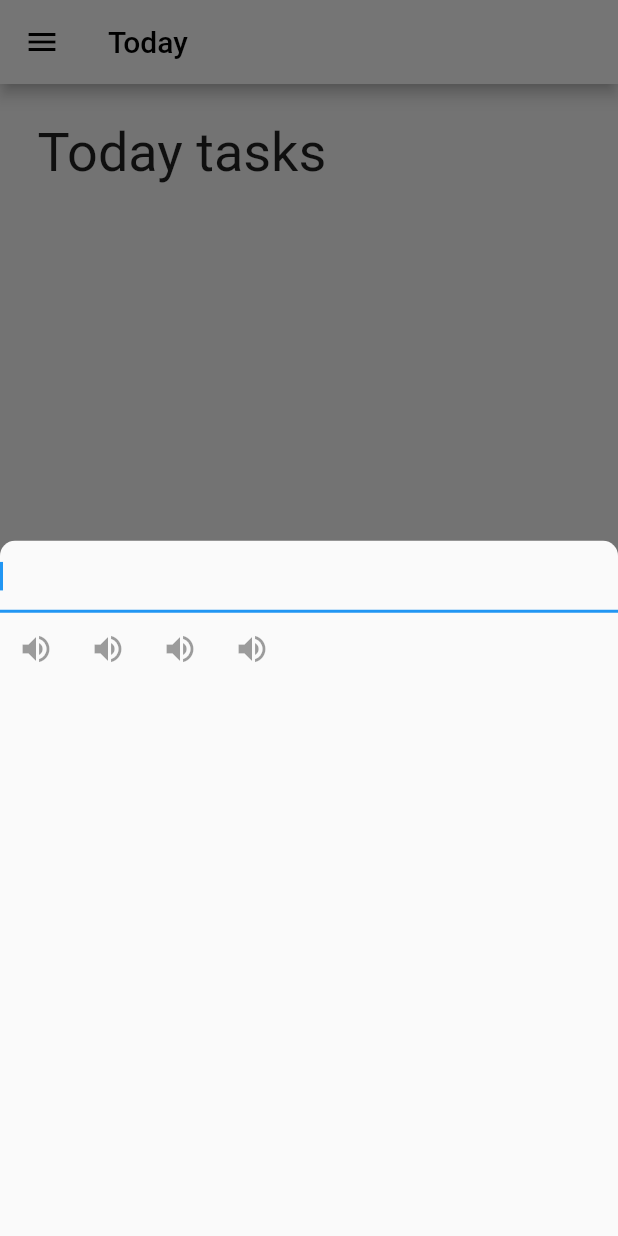
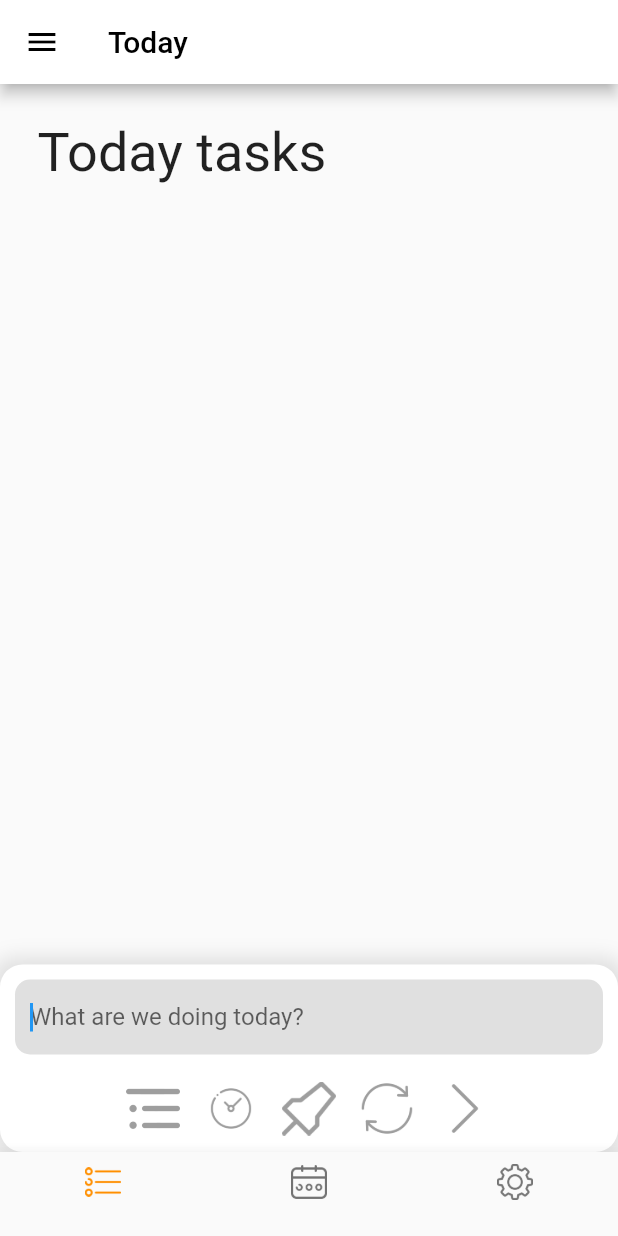
Before and after one commit to Dzhunko/prideapp, a Flutter app: the screen it shows after launch, after a tap on the "add" icon, on a phone screen of 412 x 824 dp. Run offline on Flutter 3.47's test engine with Material 2 defaults, Android fonts, the light colour scheme and no system bars; our stand-ins replace sqflite, table_calendar; missing offline and left inert: date_utils; accounts and stored records are empty.

Commit message:
Added bottomSheet
sd;ack[pksc

```diff
--- a/lib/pages/today.dart
+++ b/lib/pages/today.dart
@@ -1,5 +1,24 @@
 import 'package:flutter/material.dart';
 import 'package:prideapp/ui/todo_screen.dart';
+
+class DecoratedTextField extends StatelessWidget {
+  @override
+  Widget build(BuildContext context) {
+    return Container(
+        height: 50,
+        alignment: Alignment.center,
+        padding: const EdgeInsets.symmetric(horizontal: 10, vertical: 10),
+        margin: const EdgeInsets.symmetric(horizontal: 10, vertical: 10),
+        decoration: BoxDecoration(
+            color: Colors.grey[300], borderRadius: BorderRadius.circular(10)),
+        child: TextField(
+          autofocus: true,
+          decoration: InputDecoration.collapsed(
+            hintText: 'What are we doing today?',
+          ),
+        ));
+  }
+}
 
 
 class ToDayPage extends StatefulWidget {
@@ -25,41 +44,65 @@ class ToDayPageState extends State<ToDayPage>{
               );
             }
 
+
+
             void _showFormDialog() {
-              showModalBottomSheet(
-                shape: RoundedRectangleBorder(borderRadius: BorderRadius.vertical(top: Radius.circular(10.0))),
+              showBottomSheet(
                 context: context,
                 builder: (context) {
                 return Container(
+                  height: 250,
                   child: new Column(
+                    mainAxisSize: MainAxisSize.max,
+                    mainAxisAlignment: MainAxisAlignment.end,
                     children: <Widget>[
-                      new  Padding(
-                    padding: EdgeInsets.only(bottom: MediaQuery.of(context).viewInsets.bottom),
-                    child: TextField(
-                      autofocus: true,
-                      )
-
+                      Container(
+                        height: 125,
+                        decoration: BoxDecoration(
+                          color: Colors.white,
+                          borderRadius: BorderRadius.all(Radius.circular(15.0)),
+                          boxShadow: [
+                            BoxShadow (
+                              blurRadius: 10, color: Colors.grey[300], spreadRadius: 5),
+                          ]
                         ),
-                      new Row(children: <Widget>[
-                        new IconButton(
-                          icon: Icon(Icons.volume_up),
-                          color: Colors.black,
+                        child: Column(
+                          children: <Widget>[
+                            DecoratedTextField(),
+                            Row(
+                              mainAxisAlignment: MainAxisAlignment.center,
+                              children: <Widget>[
+                                IconButton(
+                                  icon: ImageIcon(new AssetImage('images/creating_task_icon/undercell.png')),
+                                  color: Colors.black,
+                                  iconSize: 36.0,
+                                ),
+                                IconButton(
+                                  icon: ImageIcon(new AssetImage('images/creating_task_icon/time.png')),
+                                  color: Colors.black,
+                                  iconSize: 36.0,
+                                ),
+                                IconButton(
+                                  icon: ImageIcon(new AssetImage('images/creating_task_icon/importance.png')),
+                                  color: Colors.black,
+                                  iconSize: 36.0,
+                                ),
+                                IconButton(
+                                  icon: ImageIcon(new AssetImage('images/creating_task_icon/cycle.png')),
+                                  color: Colors.black,
+                                  iconSize: 36.0,
+                                ),
+                                IconButton(
+                                  //icon: Icon(Icons.arrow_forward_ios),
+                                  icon: ImageIcon(new AssetImage('images/creating_task_icon/create_task.png')),
+                                  //color: Colors.amber[800],
+                                  iconSize: 36.0,
+                                ),
+                              ],
+                            ),
+                          ],
                         ),
-                        new IconButton(
-                          icon: Icon(Icons.volume_up),
-                          color: Colors.red
-                        ),
-                        new IconButton(
-                          icon: Icon(Icons.volume_up),
-                          color: Colors.pink
-                        ),
-                        new IconButton(
-                          icon: Icon(Icons.volume_up),
-                          color: Colors.green
-                        )
-
-                      ]
-                  )
+                      ),
                     ]
                       )
                 );
--- a/pubspec.yaml
+++ b/pubspec.yaml
@@ -54,6 +54,11 @@ flutter:
   #  - images/a_dot_burr.jpeg
   #  - images/a_dot_ham.jpeg
   assets:
+    - images/creating_task_icon/create_task.png
+    - images/creating_task_icon/cycle.png
+    - images/creating_task_icon/importance.png
+    - images/creating_task_icon/time.png
+    - images/creating_task_icon/undercell.png
     - images/menu_icon/day.png
     - images/menu_icon/calendar.png
     - images/menu_icon/settings.png
```
Also changed, not shown: images/creating_task_icon/create_task.png (added), images/creating_task_icon/cycle.png (added), images/creating_task_icon/importance.png (added), images/creating_task_icon/time.png (added), images/creating_task_icon/undercell.png (added), 2 other files.
